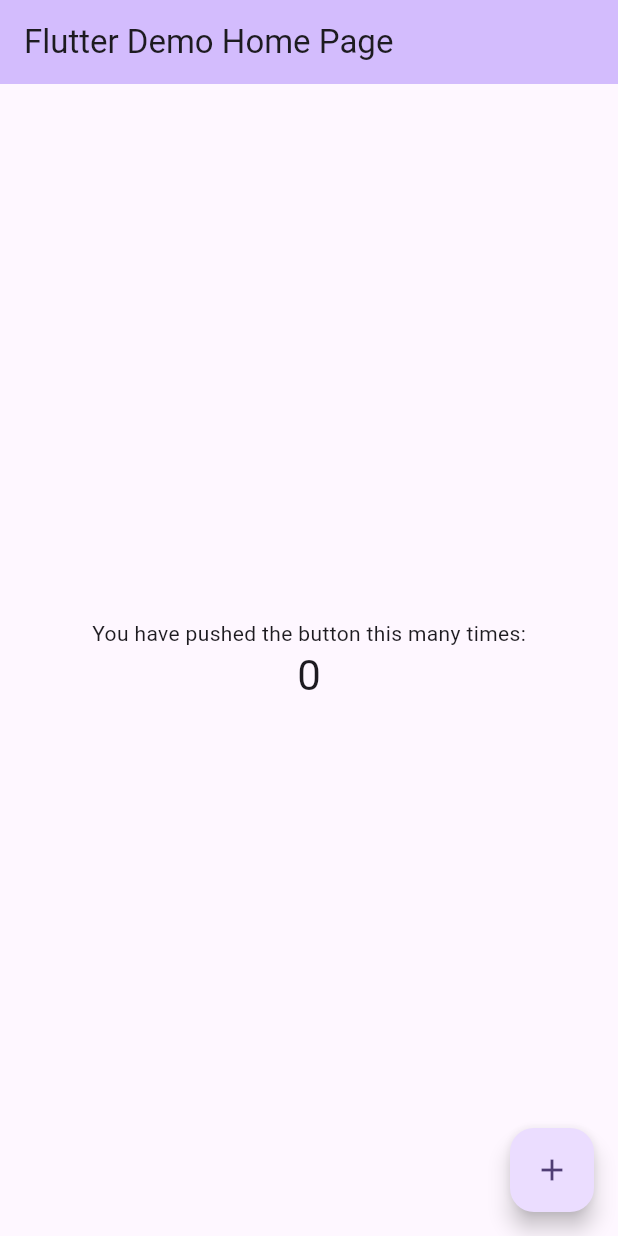
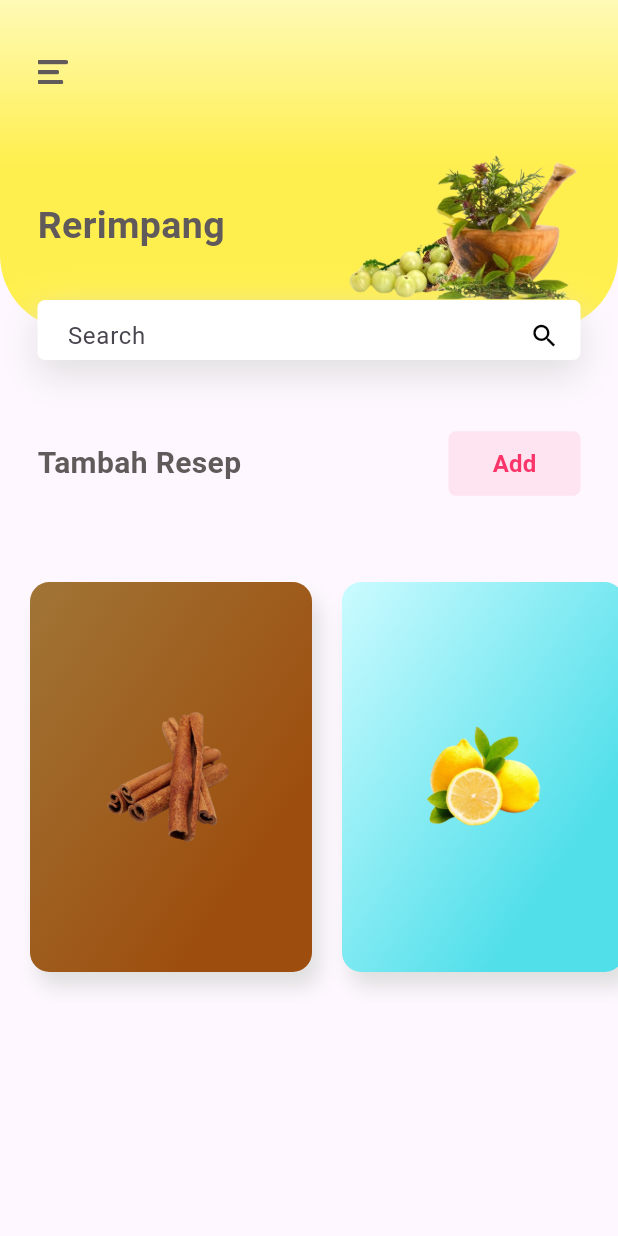
Before and after one commit to sefazi/project-mobile-flutter, a Flutter app: the screen it shows after launch, on a phone screen of 412 x 824 dp. Run offline on Flutter 3.47's test engine with Material 3 defaults, Android fonts, the phone set to English and light mode, and no system bars; our stand-ins replace animate_do.

Commit message:
update home

```diff
--- a/lib/main.dart
+++ b/lib/main.dart
@@ -1,125 +1,214 @@
+import 'package:animate_do/animate_do.dart';
 import 'package:flutter/material.dart';
+import 'package:flutter/services.dart';
 
 void main() {
-  runApp(const MyApp());
+  runApp(MaterialApp(
+    debugShowCheckedModeBanner: false,
+    home: HomePage(),
+  ));
 }
 
-class MyApp extends StatelessWidget {
-  const MyApp({super.key});
+Future<void> newMethod() =>
+    SystemChrome.setPreferredOrientations([DeviceOrientation.portraitUp]);
 
-  // This widget is the root of your application.
+class HomePage extends StatelessWidget {
   @override
   Widget build(BuildContext context) {
-    return MaterialApp(
-      title: 'Flutter Demo',
-      theme: ThemeData(
-        // This is the theme of your application.
-        //
-        // TRY THIS: Try running your application with "flutter run". You'll see
-        // the application has a blue toolbar. Then, without quitting the app,
-        // try changing the seedColor in the colorScheme below to Colors.green
-        // and then invoke "hot reload" (save your changes or press the "hot
-        // reload" button in a Flutter-supported IDE, or press "r" if you used
-        // the command line to start the app).
-        //
-        // Notice that the counter didn't reset back to zero; the application
-        // state is not lost during the reload. To reset the state, use hot
-        // restart instead.
-        //
-        // This works for code too, not just values: Most code changes can be
-        // tested with just a hot reload.
-        colorScheme: ColorScheme.fromSeed(seedColor: Colors.deepPurple),
-        useMaterial3: true,
+    return Scaffold(
+      body: SingleChildScrollView(
+        child: Column(
+          children: <Widget>[
+            FadeInUp(
+                duration: Duration(milliseconds: 1000),
+                child: Container(
+                  height: 220,
+                  width: double.infinity,
+                  padding: EdgeInsets.only(left: 25, right: 25, top: 40),
+                  decoration: BoxDecoration(
+                    borderRadius: BorderRadius.only(
+                        bottomRight: Radius.circular(50.0),
+                        bottomLeft: Radius.circular(50.0)),
+                    gradient: LinearGradient(
+                        begin: Alignment.topRight,
+                        colors: [
+                          Color.fromRGBO(255, 250, 182, 1),
+                          Color.fromRGBO(255, 239, 78, 1)
+                        ]),
+                  ),
+                  child: Column(
+                    crossAxisAlignment: CrossAxisAlignment.start,
+                    children: <Widget>[
+                      FadeInUp(
+                          duration: Duration(milliseconds: 1000),
+                          child: Image.asset(
+                            'assets/menu.png',
+                            width: 20,
+                          )),
+                      SizedBox(
+                        height: 15,
+                      ),
+                      Row(
+                        crossAxisAlignment: CrossAxisAlignment.center,
+                        mainAxisAlignment: MainAxisAlignment.spaceBetween,
+                        children: <Widget>[
+                          Expanded(
+                            flex: 4,
+                            child: FadeInUp(
+                              duration: Duration(milliseconds: 1200),
+                              child: Text('Rerimpang',
+                                  style: TextStyle(
+                                      fontSize: 25,
+                                      fontWeight: FontWeight.bold,
+                                      color: Color.fromRGBO(97, 90, 90, 1))),
+                            ),
+                          ),
+                          Expanded(
+                            flex: 3,
+                            child: FadeInUp(
+                                duration: Duration(milliseconds: 1300),
+                                child: Image.asset('assets/c.png')),
+                          ),
+                        ],
+                      )
+                    ],
+                  ),
+                )),
+            Transform.translate(
+              offset: Offset(0, -20),
+              child: FadeInUp(
+                  duration: Duration(milliseconds: 1200),
+                  child: Container(
+                    height: 40,
+                    padding: EdgeInsets.only(left: 20, top: 8),
+                    margin: EdgeInsets.symmetric(horizontal: 25),
+                    decoration: BoxDecoration(
+                        boxShadow: [
+                          BoxShadow(
+                              color: Colors.grey.shade300,
+                              blurRadius: 20.0,
+                              offset: Offset(0, 10.0))
+                        ],
+                        borderRadius: BorderRadius.circular(5.0),
+                        color: Colors.white),
+                    child: TextField(
+                      decoration: InputDecoration(
+                          suffixIcon: Icon(
+                            Icons.search,
+                            color: Colors.black,
+                            size: 20.0,
+                          ),
+                          border: InputBorder.none,
+                          hintText: 'Search'),
+                    ),
+                  )),
+            ),
+            Padding(
+              padding: EdgeInsets.all(25),
+              child: Column(
+                crossAxisAlignment: CrossAxisAlignment.start,
+                children: <Widget>[
+                  Row(
+                    mainAxisAlignment: MainAxisAlignment.spaceBetween,
+                    children: <Widget>[
+                      FadeInUp(
+                        duration: Duration(milliseconds: 1200),
+                        child: Text('Tambah Resep',
+                            style: TextStyle(
+                                fontWeight: FontWeight.bold,
+                                fontSize: 20,
+                                color: Color.fromRGBO(97, 90, 90, 1))),
+                      ),
+                      Container(
+                        child: Row(
+                          children: <Widget>[
+                            FadeInUp(
+                                duration: Duration(milliseconds: 1200),
+                                child: MaterialButton(
+                                  elevation: 0,
+                                  highlightElevation: 0,
+                                  shape: RoundedRectangleBorder(
+                                      borderRadius: BorderRadius.circular(5)),
+                                  padding: EdgeInsets.all(10),
+                                  onPressed: () {},
+                                  color: Color.fromRGBO(251, 53, 105, 0.1),
+                                  child: Text('Add',
+                                      style: TextStyle(
+                                          color:
+                                              Color.fromRGBO(251, 53, 105, 1),
+                                          fontSize: 16,
+                                          fontWeight: FontWeight.bold)),
+                                )),
+                          ],
+                        ),
+                      )
+                    ],
+                  )
+                ],
+              ),
+            ),
+            SizedBox(
+              height: 30.0,
+            ),
+            Container(
+              height: 280,
+              width: double.infinity,
+              child: ListView(
+                padding: EdgeInsets.only(bottom: 20, left: 20),
+                scrollDirection: Axis.horizontal,
+                children: <Widget>[
+                  FadeInUp(
+                      duration: Duration(milliseconds: 1300),
+                      child: makeCard(
+                          context: context,
+                          startColor: Color.fromRGBO(160, 117, 54, 1),
+                          endColor: Color.fromRGBO(157, 78, 14, 1),
+                          image: 'assets/e.png')),
+                  FadeInUp(
+                      duration: Duration(milliseconds: 1400),
+                      child: makeCard(
+                          context: context,
+                          startColor: Color.fromRGBO(203, 251, 255, 1),
+                          endColor: Color.fromRGBO(81, 223, 234, 1),
+                          image: 'assets/ef.png')),
+                ],
+              ),
+            )
+          ],
+        ),
       ),
-      home: const MyHomePage(title: 'Flutter Demo Home Page'),
+    );
+  }
+
+  Widget makeCard({context, startColor, endColor, image}) {
+    return GestureDetector(
+      onTap: () {
+        ;
+      },
+      child: AspectRatio(
+        aspectRatio: 4 / 5,
+        child: Container(
+          margin: EdgeInsets.only(right: 20),
+          decoration: BoxDecoration(
+              borderRadius: BorderRadius.circular(13.0),
+              gradient: LinearGradient(
+                begin: Alignment.topLeft,
+                colors: [startColor, endColor],
+              ),
+              boxShadow: [
+                BoxShadow(
+                    color: Colors.grey.shade300,
+                    blurRadius: 10,
+                    offset: Offset(5, 10))
+              ]),
+          child: Padding(
+            padding: EdgeInsets.all(50),
+            child: Center(
+              child: Image.asset(image),
+            ),
+          ),
+        ),
+      ),
     );
   }
 }
-
-class MyHomePage extends StatefulWidget {
-  const MyHomePage({super.key, required this.title});
-
-  // This widget is the home page of your application. It is stateful, meaning
-  // that it has a State object (defined below) that contains fields that affect
-  // how it looks.
-
-  // This class is the configuration for the state. It holds the values (in this
-  // case the title) provided by the parent (in this case the App widget) and
-  // used by the build method of the State. Fields in a Widget subclass are
-  // always marked "final".
-
-  final String title;
-
-  @override
-  State<MyHomePage> createState() => _MyHomePageState();
-}
-
-class _MyHomePageState extends State<MyHomePage> {
-  int _counter = 0;
-
-  void _incrementCounter() {
-    setState(() {
-      // This call to setState tells the Flutter framework that something has
-      // changed in this State, which causes it to rerun the build method below
-      // so that the display can reflect the updated values. If we changed
-      // _counter without calling setState(), then the build method would not be
-      // called again, and so nothing would appear to happen.
-      _counter++;
-    });
-  }
-
-  @override
-  Widget build(BuildContext context) {
-    // This method is rerun every time setState is called, for instance as done
-    // by the _incrementCounter method above.
-    //
-    // The Flutter framework has been optimized to make rerunning build methods
-    // fast, so that you can just rebuild anything that needs updating rather
-    // than having to individually change instances of widgets.
-    return Scaffold(
-      appBar: AppBar(
-        // TRY THIS: Try changing the color here to a specific color (to
-        // Colors.amber, perhaps?) and trigger a hot reload to see the AppBar
-        // change color while the other colors stay the same.
-        backgroundColor: Theme.of(context).colorScheme.inversePrimary,
-        // Here we take the value from the MyHomePage object that was created by
-        // the App.build method, and use it to set our appbar title.
-        title: Text(widget.title),
-      ),
-      body: Center(
-        // Center is a layout widget. It takes a single child and positions it
-        // in the middle of the parent.
-        child: Column(
-          // Column is also a layout widget. It takes a list of children and
-          // arranges them vertically. By default, it sizes itself to fit its
-          // children horizontally, and tries to be as tall as its parent.
-          //
-          // Column has various properties to control how it sizes itself and
-          // how it positions its children. Here we use mainAxisAlignment to
-          // center the children vertically; the main axis here is the vertical
-          // axis because Columns are vertical (the cross axis would be
-          // horizontal).
-          //
-          // TRY THIS: Invoke "debug painting" (choose the "Toggle Debug Paint"
-          // action in the IDE, or press "p" in the console), to see the
-          // wireframe for each widget.
-          mainAxisAlignment: MainAxisAlignment.center,
-          children: <Widget>[
-            const Text(
-              'You have pushed the button this many times:',
-            ),
-            Text(
-              '$_counter',
-              style: Theme.of(context).textTheme.headlineMedium,
-            ),
-          ],
-        ),
-      ),
-      floatingActionButton: FloatingActionButton(
-        onPressed: _incrementCounter,
-        tooltip: 'Increment',
-        child: const Icon(Icons.add),
-      ), // This trailing comma makes auto-formatting nicer for build methods.
-    );
-  }
-}
```
Also changed, not shown: pubspec.yaml (+7 -3 lines), assets/c.png (added), assets/d.jpg (added), assets/e.png (added), assets/ef.png (added), assets/menu.png (added), pubspec.lock, 1 other file.
